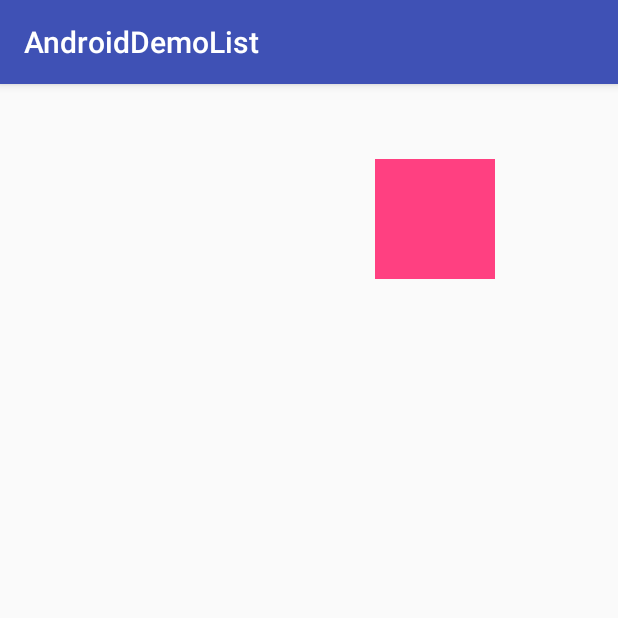
After one commit to liuniuliuniu/Android_DeV, an Android app: the AnimtionActivity screen opened directly, with no data from a screen before it, on a phone screen of 412 x 824 dp, the top half of it. The commit adds this screen. Run offline under Robolectric (Android 15) with nearby library versions, the phone set to English and light mode, and no system bars.

Commit message:
animation

```diff
--- a/AndroidDemoList/app/src/main/AndroidManifest.xml
+++ b/AndroidDemoList/app/src/main/AndroidManifest.xml
@@ -60,6 +60,8 @@
         </activity>
         <activity android:name=".notifityActivity.notifyActivity">
         </activity>
+        <activity android:name=".Animation.AnimtionActivity">
+        </activity>
     </application>
 
 </manifest>
--- /dev/null
+++ b/AndroidDemoList/app/src/main/java/com/example/liushaohua02/androiddemolist/Animation/AnimtionActivity.java
@@ -0,0 +1,27 @@
+package com.example.liushaohua02.androiddemolist.Animation;
+
+import android.animation.ObjectAnimator;
+import android.os.Bundle;
+
+import com.example.liushaohua02.androiddemolist.BaseActivity;
+import com.example.liushaohua02.androiddemolist.R;
+
+public class AnimtionActivity extends BaseActivity {
+
+    private CustomAnimVIew mCustomAnimVIew;
+
+    @Override
+    protected void onCreate(Bundle savedInstanceState) {
+        super.onCreate(savedInstanceState);
+        setContentView(R.layout.activity_animtion);
+
+        mCustomAnimVIew = findViewById(R.id.customview);
+        // 第一种平移动画
+//        mCustomAnimVIew.setAnimation(AnimationUtils.loadAnimation(this, R.anim.translate));
+        // 第二种平移动画 属性动画 最简单的一种方式
+        ObjectAnimator.ofFloat(mCustomAnimVIew,
+                "translationX",
+                0, 300).setDuration(1000).start();
+
+    }
+}
--- a/AndroidDemoList/app/src/main/java/com/example/liushaohua02/androiddemolist/MainActivity.java
+++ b/AndroidDemoList/app/src/main/java/com/example/liushaohua02/androiddemolist/MainActivity.java
@@ -9,6 +9,7 @@ import android.widget.AdapterView;
 import android.widget.ListView;
 
 import com.example.liushaohua02.androiddemolist.Android_Action.ActivityAction;
+import com.example.liushaohua02.androiddemolist.Animation.AnimtionActivity;
 import com.example.liushaohua02.androiddemolist.Cache.CacheActivity;
 import com.example.liushaohua02.androiddemolist.CardView.CardViewActivity;
 import com.example.liushaohua02.androiddemolist.Dialog.DialogActivity;
@@ -60,6 +61,7 @@ public class MainActivity extends AppCompatActivity {
         mlistItems.add(new listItem("Service的使用", ServiceActivity.class));
         mlistItems.add(new listItem("abstractDemo", abstractDemo.class));
         mlistItems.add(new listItem("通知的使用", notifyActivity.class));
+        mlistItems.add(new listItem("动画的使用", AnimtionActivity.class));
 
         mListView.setAdapter(new mainActivityAdaptor(MainActivity.this,mlistItems));
 
--- /dev/null
+++ b/AndroidDemoList/app/src/main/res/anim/translate.xml
@@ -0,0 +1,13 @@
+<?xml version="1.0" encoding="utf-8"?>
+<set xmlns:android="http://schemas.android.com/apk/res/android"
+
+     android:fillAfter="true"
+    >
+    <!-- 动画时间  fillAfter  动画后静止在那 -->
+    <translate
+        android:duration="1000"
+        android:fromXDelta="0"
+        android:toXDelta="300"
+        >
+    </translate>
+</set>
--- /dev/null
+++ b/AndroidDemoList/app/src/main/res/layout/activity_animtion.xml
@@ -0,0 +1,18 @@
+<?xml version="1.0" encoding="utf-8"?>
+<LinearLayout
+    xmlns:android="http://schemas.android.com/apk/res/android"
+    xmlns:tools="http://schemas.android.com/tools"
+    android:layout_width="match_parent"
+    android:layout_height="match_parent"
+    tools:context="com.example.liushaohua02.androiddemolist.Animation.AnimtionActivity">
+
+    <com.example.liushaohua02.androiddemolist.Animation.CustomAnimVIew
+        android:id="@+id/customview"
+        android:layout_width="80dp"
+        android:layout_height="80dp"
+        android:layout_margin="50dp"
+        android:background="@color/colorAccent"
+        />
+
+
+</LinearLayout>
```
Also changed, not shown: AndroidDemoList/app/src/main/java/com/example/liushaohua02/androiddemolist/Animation/CustomAnimVIew.java (added, +66 -0 lines).
